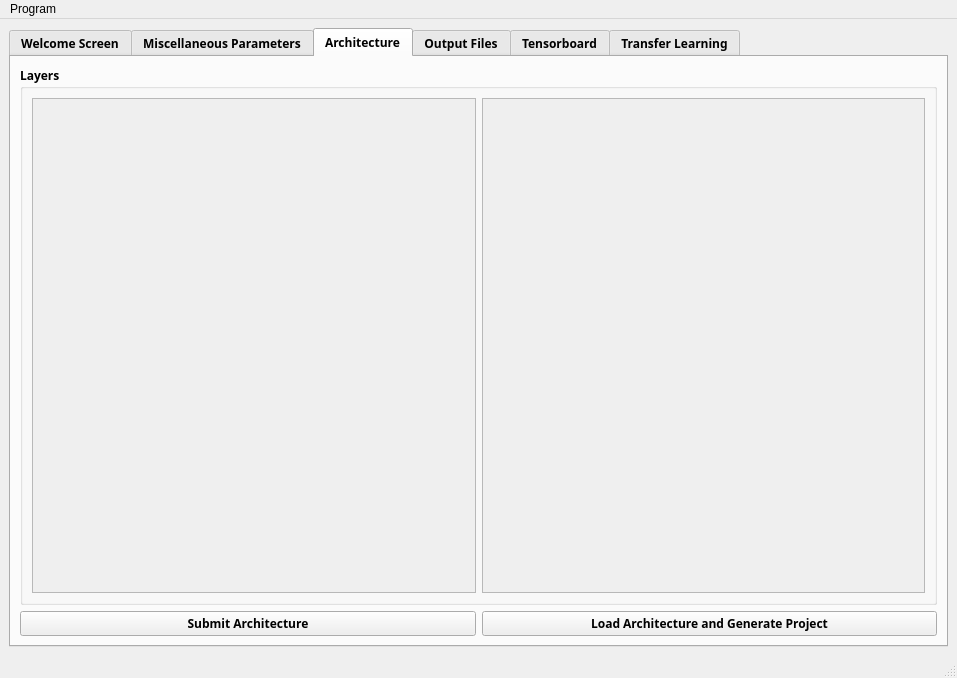
mourra950/Siemens-System-Level-Modelling-of-ASDLA-Graduation-Project, file public/GUI/mainwindow.ui: the form before one commit.
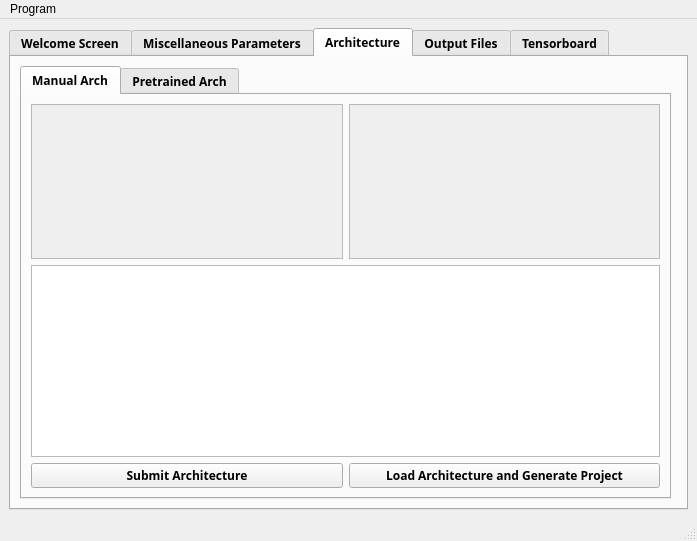
The form after the commit. The open tabs and pages were chosen to show the change.

Commit message: Violations List are being shown in text area

Diff of the .ui file:
```diff
--- a/public/GUI/mainwindow.ui
+++ b/public/GUI/mainwindow.ui
@@ -6,8 +6,8 @@
    <rect>
     <x>0</x>
     <y>0</y>
-    <width>957</width>
-    <height>678</height>
+    <width>697</width>
+    <height>541</height>
    </rect>
   </property>
   <property name="windowTitle">
@@ -26,7 +26,6 @@
       <property name="font">
        <font>
         <family>Siemens Sans</family>
-        <weight>75</weight>
         <bold>true</bold>
        </font>
       </property>
@@ -615,21 +614,21 @@
           <item>
            <layout class="QVBoxLayout" name="verticalLayout_3">
             <item>
-             <widget class="QGroupBox" name="groupBox_3">
-              <property name="font">
-               <font>
-                <family>Siemens Sans</family>
-                <weight>75</weight>
-                <bold>true</bold>
-               </font>
+             <widget class="QTabWidget" name="PretrainedArch">
+              <property name="maximumSize">
+               <size>
+                <width>651</width>
+                <height>16777215</height>
+               </size>
               </property>
-              <property name="styleSheet">
-               <string notr="true"/>
+              <property name="currentIndex">
+               <number>0</number>
               </property>
-              <property name="title">
-               <string>Layers</string>
-              </property>
-              <layout class="QVBoxLayout" name="verticalLayout_13">
+              <widget class="QWidget" name="ManualArch">
+               <attribute name="title">
+                <string>Manual Arch</string>
+               </attribute>
+               <layout class="QVBoxLayout" name="verticalLayout_23">
                <item>
                 <layout class="QHBoxLayout" name="horizontalLayout">
                  <property name="topMargin">
@@ -650,8 +649,8 @@
                        <rect>
                         <x>0</x>
                         <y>0</y>
-                        <width>98</width>
-                        <height>28</height>
+                         <width>306</width>
+                         <height>151</height>
                        </rect>
                       </property>
                       <layout class="QVBoxLayout" name="verticalLayout_5">
@@ -674,8 +673,8 @@
                      <rect>
                       <x>0</x>
                       <y>0</y>
-                      <width>98</width>
-                      <height>28</height>
+                       <width>307</width>
+                       <height>153</height>
                      </rect>
                     </property>
                     <layout class="QVBoxLayout" name="verticalLayout_4">
@@ -688,7 +687,17 @@
                  </item>
                 </layout>
                </item>
-              </layout>
+                <item>
+                 <widget class="QTextEdit" name="Violation_QTextEdit">
+                  <property name="sizePolicy">
+                   <sizepolicy hsizetype="Expanding" vsizetype="Minimum">
+                    <horstretch>0</horstretch>
+                    <verstretch>0</verstretch>
+                   </sizepolicy>
+                  </property>
+                  <property name="readOnly">
+                   <bool>true</bool>
+                  </property>
              </widget>
             </item>
             <item>
@@ -698,7 +707,6 @@
                 <property name="font">
                  <font>
                   <family>Siemens Sans</family>
-                  <weight>75</weight>
                   <bold>true</bold>
                  </font>
                 </property>
@@ -717,6 +725,49 @@
              </layout>
             </item>
            </layout>
+              </widget>
+              <widget class="QWidget" name="tab_2">
+               <attribute name="title">
+                <string>Pretrained Arch</string>
+               </attribute>
+               <layout class="QVBoxLayout" name="verticalLayout_13">
+                <item>
+                 <layout class="QHBoxLayout" name="horizontalLayout_2">
+                  <item>
+                   <widget class="QLabel" name="label_2">
+                    <property name="text">
+                     <string>&lt;html&gt;&lt;head/&gt;&lt;body&gt;&lt;p align=&quot;center&quot;&gt;Pretrained Model&lt;/p&gt;&lt;/body&gt;&lt;/html&gt;</string>
+                    </property>
+                   </widget>
+                  </item>
+                  <item>
+                   <widget class="QComboBox" name="Pretrained_model_ComboBox"/>
+                  </item>
+                 </layout>
+                </item>
+                <item>
+                 <layout class="QHBoxLayout" name="horizontalLayout_3">
+                  <item>
+                   <widget class="QPushButton" name="Create_transfer_Model_QPushButton">
+                    <property name="text">
+                     <string>Create Transfer Learning Model Config file</string>
+                    </property>
+                   </widget>
+                  </item>
+                  <item>
+                   <widget class="QPushButton" name="Train_transfer_Model_QPushButton">
+                    <property name="text">
+                     <string>Generate Transfer Learning Model</string>
+                    </property>
+                   </widget>
+                  </item>
+                 </layout>
+                </item>
+               </layout>
+              </widget>
+             </widget>
+            </item>
+           </layout>
           </item>
          </layout>
         </item>
@@ -874,45 +925,6 @@
         </item>
        </layout>
       </widget>
-      <widget class="QWidget" name="TransferLearning">
-       <attribute name="title">
-        <string>Transfer Learning</string>
-       </attribute>
-       <layout class="QVBoxLayout" name="verticalLayout">
-        <item>
-         <layout class="QHBoxLayout" name="horizontalLayout_2">
-          <item>
-           <widget class="QLabel" name="label_2">
-            <property name="text">
-             <string>&lt;html&gt;&lt;head/&gt;&lt;body&gt;&lt;p align=&quot;center&quot;&gt;Pretrained Model&lt;/p&gt;&lt;/body&gt;&lt;/html&gt;</string>
-            </property>
-           </widget>
-          </item>
-          <item>
-           <widget class="QComboBox" name="Pretrained_model_ComboBox"/>
-          </item>
-         </layout>
-        </item>
-        <item>
-         <layout class="QHBoxLayout" name="horizontalLayout_3">
-          <item>
-           <widget class="QPushButton" name="Create_transfer_Model_QPushButton">
-            <property name="text">
-             <string>Create Transfer Learning Model Config file</string>
-            </property>
-           </widget>
-          </item>
-          <item>
-           <widget class="QPushButton" name="Train_transfer_Model_QPushButton">
-            <property name="text">
-             <string>Generate Transfer Learning Model</string>
-            </property>
-           </widget>
-          </item>
-         </layout>
-        </item>
-       </layout>
-      </widget>
      </widget>
     </item>
    </layout>
@@ -923,8 +935,8 @@
     <rect>
      <x>0</x>
      <y>0</y>
-     <width>957</width>
-     <height>26</height>
+     <width>697</width>
+     <height>22</height>
     </rect>
    </property>
    <widget class="QMenu" name="menuProgram">
```
Left out of the diff: 243 changed lines with no effect on the pictures. Lines whose indentation alone changed are shown as unchanged. The commit also changes 2 other files.
